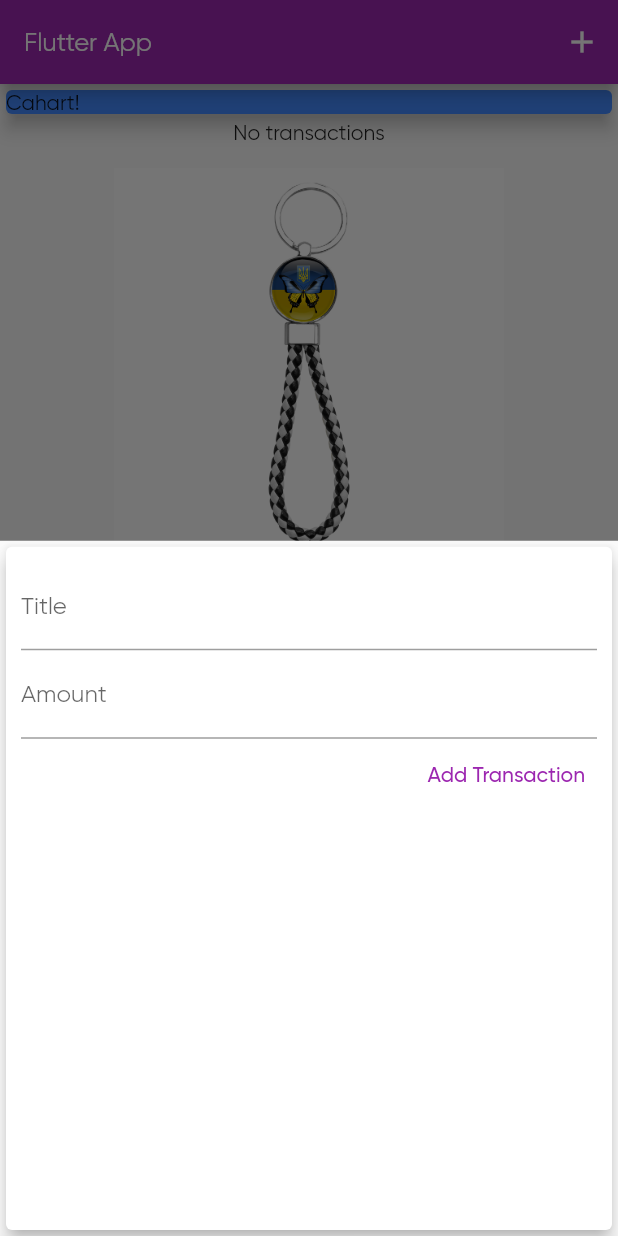
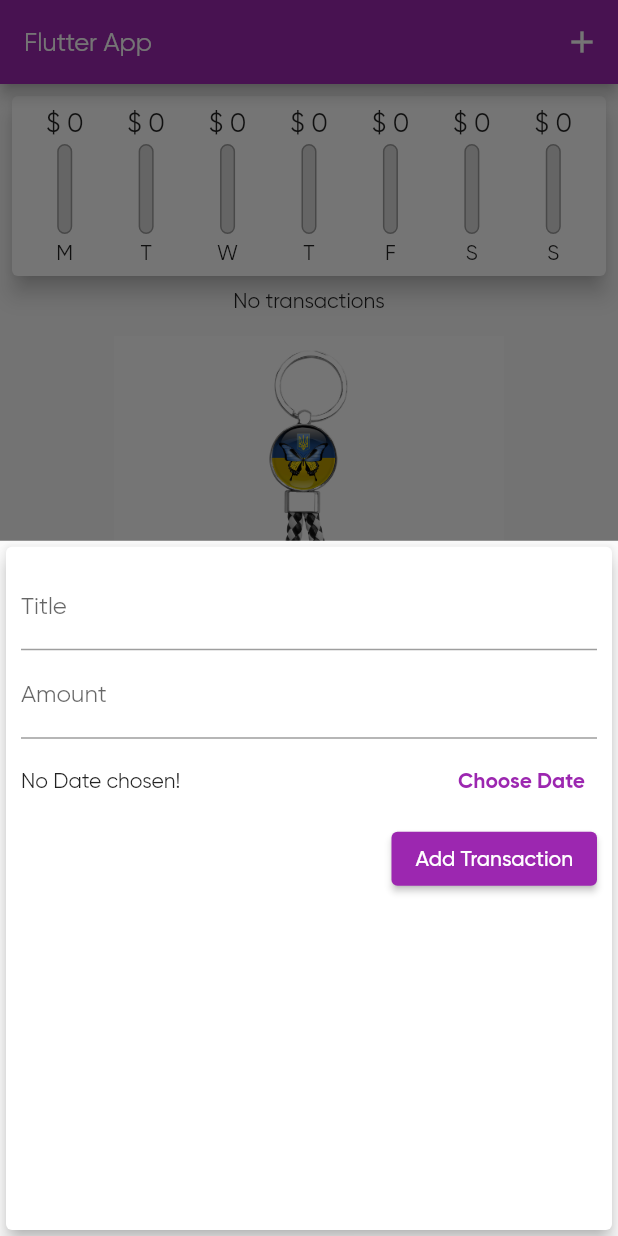
Before and after one commit to Montalmo/spend_money, a Flutter app: the screen it shows after launch, after a tap on the "add" icon, on a phone screen of 412 x 824 dp. Run offline on Flutter 3.47's test engine with Material 2 defaults, Android fonts, the phone set to English and light mode, and no system bars.

Commit message:
second commit

```diff
--- a/lib/main.dart
+++ b/lib/main.dart
@@ -1,4 +1,5 @@
 import 'package:flutter/material.dart';
+import './widgets/chart.dart';
 import './models/transaction.dart';
 import './widgets/new_transaction.dart';
 import './widgets/transaction_list.dart';
@@ -61,6 +62,18 @@ class _MyHomePageState extends State<MyHomePage> {
     // ),
   ];
 
+  List<Transaction> get _recentTransactions {
+    return _userTransaction.where(
+      (element) {
+        return element.date.isAfter(
+          DateTime.now().subtract(
+            Duration(days: 7),
+          ),
+        );
+      },
+    ).toList();
+  }
+
   void _addNewTransection(String txTitle, double txAmount) {
     final Transaction newTx = Transaction(
       id: DateTime.now().toString(),
@@ -103,11 +116,7 @@ class _MyHomePageState extends State<MyHomePage> {
         child: Column(
           crossAxisAlignment: CrossAxisAlignment.stretch,
           children: <Widget>[
-            const Card(
-              color: Colors.blueAccent,
-              elevation: 5,
-              child: Text('Cahart!'),
-            ),
+            Chart(recentTransactions: _recentTransactions),
             TransactionList(transactions: _userTransaction),
           ],
         ),
--- a/lib/widgets/chart.dart
+++ b/lib/widgets/chart.dart
@@ -1,6 +1,7 @@
 import 'package:flutter/material.dart';
-import 'package:spend_money/models/transaction.dart';
+import '../models/transaction.dart';
 import 'package:intl/intl.dart';
+import '../widgets/chart_bar.dart';
 
 class Chart extends StatelessWidget {
   const Chart({super.key, required this.recentTransactions});
@@ -12,23 +13,52 @@ class Chart extends StatelessWidget {
       final weekDay = DateTime.now().subtract(
         Duration(days: index),
       );
-      double totalSum;
+
+      double totalSum = 0.0;
 
       for (var i = 0; i < recentTransactions.length; i++) {
+        if (recentTransactions[i].date.day == weekDay.day &&
+            recentTransactions[i].date.month == weekDay.month &&
+            recentTransactions[i].date.year == weekDay.year) {
+          totalSum += recentTransactions[i].amount;
+        }
+      }
 
+      return {
+        'day': DateFormat.E().format(weekDay).substring(0, 1),
+        'amount': totalSum
       };
+    }).reversed.toList();
+  }
 
-      return {'day': DateFormat.E(weekDay), 'amount': 9.99};
+  double get totalSpending {
+    return groupedTransactionValues.fold(0.0, (sum, item) {
+      return sum + (item['amount'] as double);
     });
   }
 
   @override
   Widget build(BuildContext context) {
+    print(groupedTransactionValues);
     return Card(
       elevation: 6,
-      margin: EdgeInsets.all(20.0),
-      child: Row(
-        children: [],
+      margin: const EdgeInsets.all(8.0),
+      child: Padding(
+        padding: const EdgeInsets.all(8.0),
+        child: Row(
+          mainAxisAlignment: MainAxisAlignment.spaceAround,
+          children: groupedTransactionValues.map((data) {
+            return Flexible(
+              fit: FlexFit.loose,
+              child: ChartBar(
+                  lable: data['day'] as String,
+                  spendingAmount: data['amount'] as double,
+                  spendingPctOfTotal: totalSpending == 0.0
+                      ? 0.0
+                      : (data['amount'] as double) / totalSpending),
+            );
+          }).toList(),
+        ),
       ),
     );
   }
--- /dev/null
+++ b/lib/widgets/chart_bar.dart
@@ -0,0 +1,53 @@
+import 'package:flutter/material.dart';
+
+class ChartBar extends StatelessWidget {
+  const ChartBar({
+    super.key,
+    required this.lable,
+    required this.spendingAmount,
+    required this.spendingPctOfTotal,
+  });
+
+  final String lable;
+  final double spendingAmount;
+  final double spendingPctOfTotal;
+
+  @override
+  Widget build(BuildContext context) {
+    return Column(children: [
+      Container(
+        height: 20.0,
+        child: FittedBox(
+          child: Text('\$ ${spendingAmount.toStringAsFixed(0)}'),
+        ),
+      ),
+      const SizedBox(height: 4.0),
+      Container(
+        height: 60.0,
+        width: 10,
+        child: Stack(
+          children: [
+            Container(
+              decoration: BoxDecoration(
+                border: Border.all(color: Colors.grey, width: 1.0),
+                color: const Color.fromRGBO(220, 220, 220, 1),
+                borderRadius: BorderRadius.circular(20.0),
+              ),
+            ),
+            FractionallySizedBox(
+              heightFactor: spendingPctOfTotal,
+              child: Container(
+                decoration: BoxDecoration(
+                  color: Theme.of(context).primaryColor,
+                  borderRadius: BorderRadius.circular(20.0),
+                ),
+              ),
+            ),
+          ],
+        ),
+      ),
+      const SizedBox(height: 4.0),
+      Text(lable),
+    ]);
+  }
+}
--- a/lib/widgets/new_transaction.dart
+++ b/lib/widgets/new_transaction.dart
@@ -50,10 +50,25 @@ class _NewTransactionState extends State<NewTransaction> {
               keyboardType: TextInputType.number,
               onSubmitted: (_) => submitData(),
             ),
-            TextButton(
+            Container(
+              height: 56.0,
+              child: Row(
+                mainAxisAlignment: MainAxisAlignment.spaceBetween,
+                children: [
+                  const Text('No Date chosen!'),
+                  TextButton(
+                    onPressed: () {},
+                    child: const Text(
+                      'Choose Date',
+                      style: TextStyle(fontWeight: FontWeight.bold),
+                    ),
+                  ),
+                ],
+              ),
+            ),
+            ElevatedButton(
               child: Text(
                 'Add Transaction',
-                style: TextStyle(color: Colors.purple),
               ),
               onPressed: submitData,
             ),
```
Also changed, not shown: lib/widgets/transaction_list.dart (+62 -40 lines).
